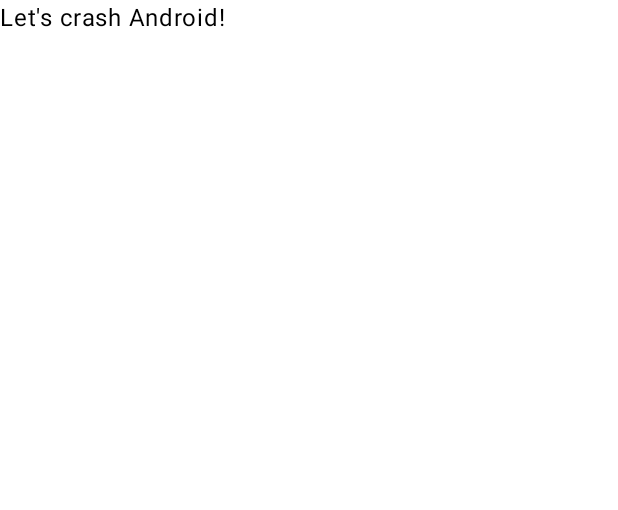
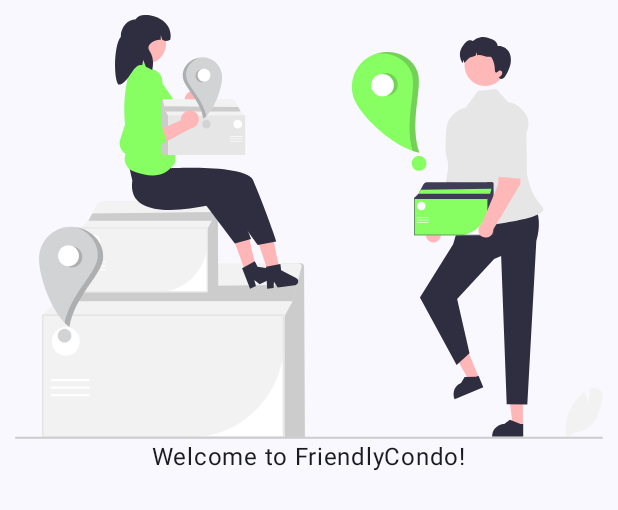
Before and after one commit to rodolphocastro/FriendlyCondo, an Android app built with Jetpack Compose: the @Preview function DefaultPreview, on a phone screen of 412 x 824 dp. Shown: the top 510 px of the screen. Run offline under Robolectric (Android 15) with nearby library versions, the phone set to English and light mode, and no system bars; libraries missing offline, so code that uses them is left out: org.slf4j; 1 statement that could not run was skipped.

```diff
--- a/app/src/main/java/com/ardc/friendlycondo/MainActivity.kt
+++ b/app/src/main/java/com/ardc/friendlycondo/MainActivity.kt
@@ -3,17 +3,20 @@ package com.ardc.friendlycondo
 import android.os.Bundle
 import androidx.activity.ComponentActivity
 import androidx.activity.compose.setContent
+import androidx.compose.foundation.Image
+import androidx.compose.foundation.background
+import androidx.compose.foundation.layout.Column
 import androidx.compose.foundation.layout.fillMaxSize
 import androidx.compose.foundation.layout.padding
-import androidx.compose.material3.Button
 import androidx.compose.material3.MaterialTheme
 import androidx.compose.material3.Surface
 import androidx.compose.material3.Text
 import androidx.compose.runtime.Composable
+import androidx.compose.ui.Alignment
 import androidx.compose.ui.Modifier
+import androidx.compose.ui.res.painterResource
 import androidx.compose.ui.tooling.preview.Preview
 import androidx.compose.ui.unit.dp
-import androidx.compose.ui.unit.sp
 import com.ardc.friendlycondo.ui.theme.FriendlyCondoTheme
 import org.slf4j.Logger
 import org.slf4j.LoggerFactory
@@ -28,36 +31,59 @@ class MainActivity : ComponentActivity() {
         setContent {
             FriendlyCondoTheme {
                 // A surface container using the 'background' color from the theme
-                Surface(
-                    modifier = Modifier.fillMaxSize(),
-                    color = MaterialTheme.colorScheme.background
-                ) {
-                    Button(
-                        onClick = { crashWithText("Testing Crashlytics", log) },
-                        modifier = Modifier.padding(50.dp, 300.dp)
-                    ) {
-                        CrashIt("Android")
-                    }
+                AppCanvas {
+                    Greeting(log)
                 }
             }
         }
     }
+
 }
 
-private fun crashWithText(message: String, logger: Logger) {
-    logger.warn("Something is wrong, I can feel it!")
-    throw RuntimeException(message)
+/**
+ * ## AppCanvas
+ * A simple 'canvas' that can be reuse to provide an unified "look and feel" to the App.
+ */
+@Composable
+fun AppCanvas(content: @Composable () -> Unit) {
+    Surface(
+        modifier = Modifier
+            .fillMaxSize()
+            .background(color = MaterialTheme.colorScheme.background)
+            .padding(10.dp)
+    ) {
+        content()
+    }
 }
 
+/**
+ * ## Greeting
+ * A simple "hero" to welcome users into the application
+ */
 @Composable
-fun CrashIt(name: String) {
-    Text(text = "Let's crash $name!")
+fun Greeting(log: Logger? = null) {
+    log?.debug("greeting!")
+    Column {
+        Image(
+            painter = painterResource(id = R.drawable.ic_undraw_deliveries),
+            contentDescription = "People standing around with packages"
+        )
+
+        Text(
+            text = "Welcome to FriendlyCondo!",
+            modifier = Modifier
+                .padding(5.dp, 0.dp)
+                .align(Alignment.CenterHorizontally),
+        )
+    }
 }
 
 @Preview(showBackground = true)
 @Composable
 fun DefaultPreview() {
     FriendlyCondoTheme {
-        CrashIt("Android")
+        AppCanvas {
+            Greeting()
+        }
     }
 }
```
